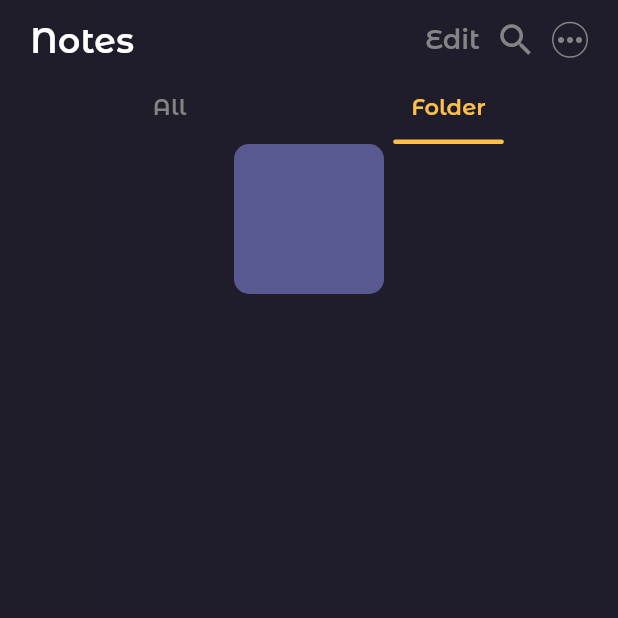
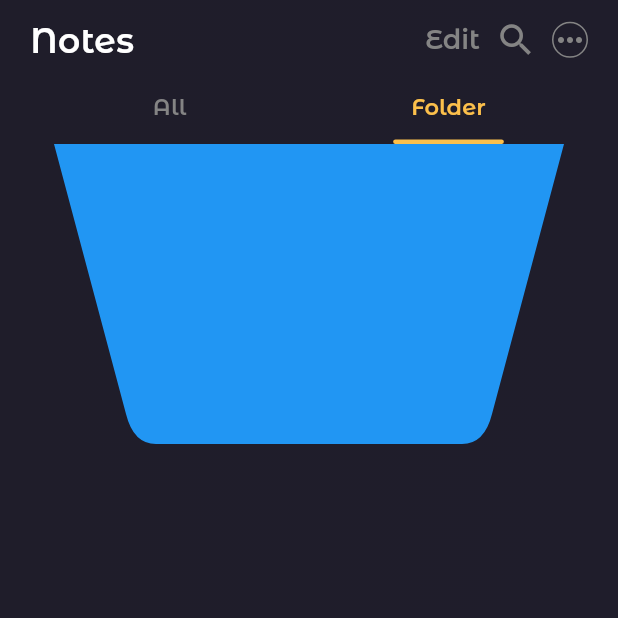
Before and after one commit to Brandon-RS/daily_notes, a Flutter app: the HomeScreen screen opened by its route, tab 2 chosen, on a phone screen of 412 x 824 dp, the top half of it. Run offline on Flutter 3.47's test engine with Material 2 defaults, Android fonts, the phone set to English and light mode, and no system bars; our stand-ins replace file_picker, flutter_svg, go_router, shared_preferences; accounts and stored records are empty; project files that could hold a hidden picture were left out.

Commit message:
feat-wip: basic shape

```diff
--- a/lib/screens/home/views/folders.home.view.dart
+++ b/lib/screens/home/views/folders.home.view.dart
@@ -1,26 +1,55 @@
 import 'package:flutter/material.dart';
 
-class FoldersView extends StatefulWidget {
+class FoldersView extends StatelessWidget {
   const FoldersView({super.key});
 
   @override
-  State<FoldersView> createState() => _FoldersViewState();
-}
-
-class _FoldersViewState extends State<FoldersView> {
-  @override
   Widget build(BuildContext context) {
-    return Column(
-      children: [
-        Container(
-          decoration: BoxDecoration(
-            borderRadius: BorderRadius.circular(10),
-            color: Theme.of(context).primaryColor,
-          ),
-          width: 100.0,
-          height: 100.0,
+    return Center(
+      child: SizedBox(
+        height: 200,
+        width: 340,
+        child: CustomPaint(
+          painter: PT(),
         ),
-      ],
+      ),
     );
   }
 }
+
+class PT extends CustomPainter {
+  @override
+  void paint(Canvas canvas, Size size) {
+    Paint paint = Paint()
+      ..color = Colors.blue
+      ..style = PaintingStyle.fill;
+
+    double radius = 20;
+
+    Path path = Path()
+      ..moveTo(0, 0)
+      ..lineTo(size.width * .2 - radius, size.height - radius)
+      ..quadraticBezierTo(
+        size.width * .2 - 15,
+        size.height,
+        size.width * .2,
+        size.height,
+      )
+      ..lineTo(size.width * .8, size.height)
+      ..quadraticBezierTo(
+        size.width * .8 + 15,
+        size.height,
+        size.width * .8 + radius,
+        size.height - radius,
+      )
+      ..lineTo(size.width, 0)
+      ..close();
+
+    canvas.drawPath(path, paint);
+  }
+
+  @override
+  bool shouldRepaint(covariant CustomPainter oldDelegate) {
+    return false;
+  }
+}
```
